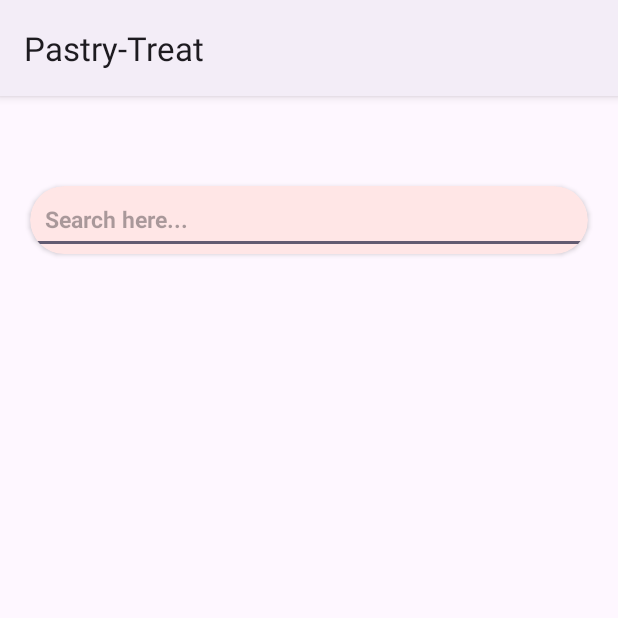
After one commit to zisan23/PastryTreat, an Android app: the SearchActivity screen opened directly, with no data from a screen before it, on a phone screen of 412 x 824 dp, the top half of it. The commit adds this screen. Run offline under Robolectric (Android 15) with nearby library versions, the phone set to English and light mode, and no system bars; Roboto replaces fonts that are not available here.

Commit message:
Search option added in home without functionalities

```diff
--- a/app/src/main/AndroidManifest.xml
+++ b/app/src/main/AndroidManifest.xml
@@ -22,6 +22,9 @@
         android:supportsRtl="true"
         android:theme="@style/Theme.Material3.Light"
         tools:targetApi="31">
+        <activity
+            android:name=".SearchActivity"
+            android:exported="false" />
         <activity
             android:name=".AddToCartActivity"
             android:exported="false" />
--- /dev/null
+++ b/app/src/main/java/com/example/pastry_treat/SearchActivity.java
@@ -0,0 +1,16 @@
+package com.example.pastry_treat;
+
+import androidx.appcompat.app.AppCompatActivity;
+
+import android.os.Bundle;
+
+public class SearchActivity extends AppCompatActivity {
+
+    @Override
+    protected void onCreate(Bundle savedInstanceState) {
+        super.onCreate(savedInstanceState);
+        setContentView(R.layout.activity_search);
+
+
+    }
+}
--- /dev/null
+++ b/app/src/main/res/layout/activity_search.xml
@@ -0,0 +1,32 @@
+<?xml version="1.0" encoding="utf-8"?>
+<RelativeLayout xmlns:android="http://schemas.android.com/apk/res/android"
+    xmlns:app="http://schemas.android.com/apk/res-auto"
+    xmlns:tools="http://schemas.android.com/tools"
+    android:layout_width="match_parent"
+    android:layout_height="match_parent"
+    tools:context=".SearchActivity">
+
+    <androidx.cardview.widget.CardView
+        android:id="@+id/search_cv_search"
+        android:layout_width="match_parent"
+        android:layout_height="45dp"
+        android:layout_marginHorizontal="20dp"
+        android:layout_marginTop="60dp"
+        android:layout_marginBottom="30dp"
+        android:backgroundTint="@color/FEINT_PINK"
+        android:padding="10dp"
+        app:cardCornerRadius="25dp">
+
+        <EditText
+            android:id="@+id/search_et_search"
+            android:layout_width="match_parent"
+            android:layout_height="match_parent"
+            android:hint="Search here..."
+            android:paddingHorizontal="10dp"
+            android:textSize="15sp"
+            android:textStyle="bold" />
+
+
+    </androidx.cardview.widget.CardView>
+
+</RelativeLayout>
```
Also changed, not shown: app/src/main/java/com/example/pastry_treat/HomeActivity.java (+9 -0 lines), app/src/main/res/layout/activity_home.xml (+34 -12 lines).
